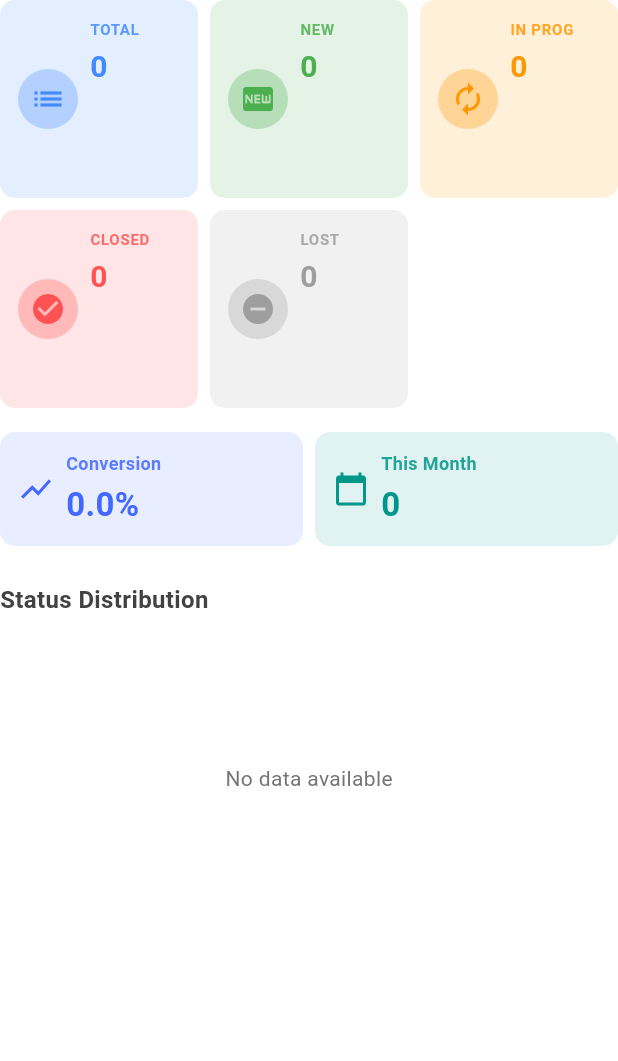
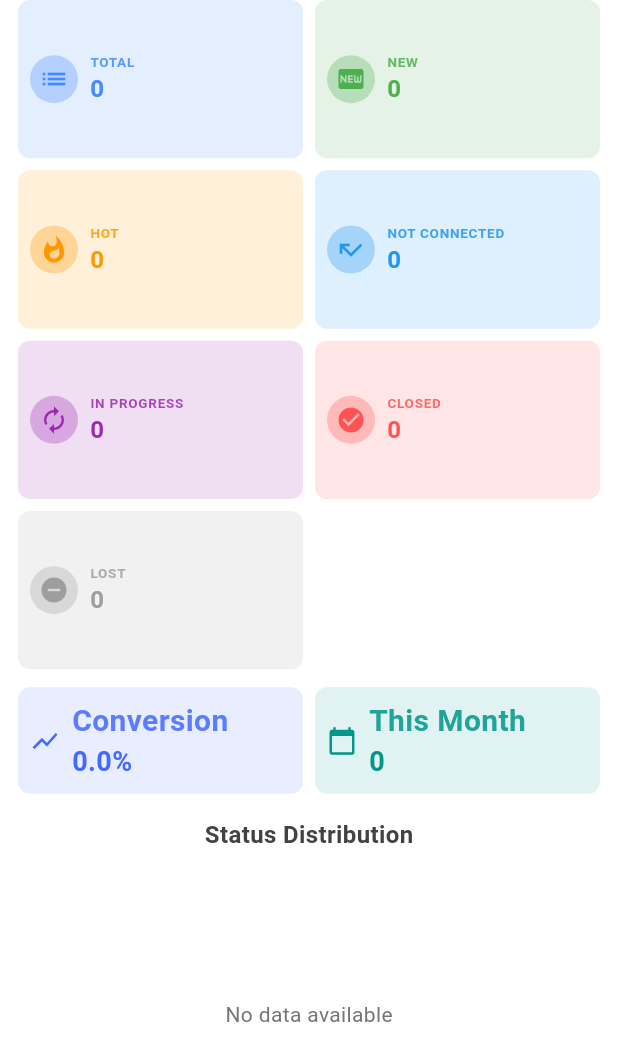
Before and after one commit to barjizdrxtx/acculead_sales, a Flutter app: what buildMetricsForLeads() shows on an empty page, opened directly, on a phone screen of 412 x 824 dp. Shown: the top 1061 px of the screen. Run offline on Flutter 3.47's test engine with Material 3 defaults, Android fonts, the phone set to English and light mode, and no system bars; our stand-ins replace country_picker, fl_chart, fluttertoast, permission_handler, shared_preferences; missing offline and left inert: call_log, flutter_phone_direct_caller; accounts and stored records are empty; network calls fail.

Commit message:
first commit

```diff
--- a/lib/dashboard/DashBoardPage.dart
+++ b/lib/dashboard/DashBoardPage.dart
@@ -90,7 +90,6 @@ class _DashboardPageState extends State<DashboardPage> {
               onRefresh: _loadLeads,
               child: SingleChildScrollView(
                 physics: const AlwaysScrollableScrollPhysics(),
-                padding: const EdgeInsets.all(16),
                 child: buildMetricsForLeads(leads),
               ),
             ),
--- a/lib/dashboard/Trends.dart
+++ b/lib/dashboard/Trends.dart
@@ -6,18 +6,31 @@ import 'package:fl_chart/fl_chart.dart';
 
 Widget buildMetricsForLeads(List<Map<String, dynamic>> leads) {
   int total = leads.length;
-  int nNew = 0, nProg = 0, nClosed = 0, nLost = 0, nThisMonth = 0;
+  int nNew = 0,
+      nHot = 0,
+      nNotConnected = 0,
+      nProg = 0,
+      nClosed = 0,
+      nLost = 0,
+      nThisMonth = 0;
 
   final now = DateTime.now();
   final monthStart = DateTime(now.year, now.month, 1);
+  final todayStr = DateFormat('yyyy-MM-dd').format(now);
 
   List<Map<String, dynamic>> followUpsToday = [];
 
   for (var lead in leads) {
-    final status = (lead['status'] ?? '') as String;
+    final status = (lead['status'] ?? '').toString().toLowerCase();
     switch (status) {
       case 'new':
         nNew++;
+        break;
+      case 'hot':
+        nHot++;
+        break;
+      case 'not connected':
+        nNotConnected++;
         break;
       case 'in progress':
         nProg++;
@@ -39,7 +52,6 @@ Widget buildMetricsForLeads(List<Map<String, dynamic>> leads) {
       nThisMonth++;
     }
 
-    final todayStr = DateFormat('yyyy-MM-dd').format(now);
     final followUpDate = lead['followUpDate']?.toString() ?? '';
     if (followUpDate.startsWith(todayStr)) {
       followUpsToday.add(lead);
@@ -47,28 +59,44 @@ Widget buildMetricsForLeads(List<Map<String, dynamic>> leads) {
   }
 
   final totDouble = total > 0 ? total.toDouble() : 1.0;
+
   final statusPercentages = [
     nNew / totDouble,
+    nHot / totDouble,
+    nNotConnected / totDouble,
     nProg / totDouble,
     nClosed / totDouble,
     nLost / totDouble,
   ];
-  final statusLabels = ['new', 'in progress', 'closed', 'lost'];
+  final statusLabels = [
+    'new',
+    'hot',
+    'not connected',
+    'in progress',
+    'closed',
+    'lost',
+  ];
   final statusColors = [
     Colors.green,
     Colors.orange,
+    Colors.blue,
+    Colors.purple,
     Colors.redAccent,
     Colors.grey,
   ];
+  final statusCounts = [nNew, nHot, nNotConnected, nProg, nClosed, nLost];
 
   final double conversionRate = total > 0 ? (nClosed / total) * 100 : 0.0;
 
-  return Column(
+  return Padding(
+    padding: const EdgeInsets.symmetric(horizontal: 12.0),
+    child: Column(
       crossAxisAlignment: CrossAxisAlignment.start,
       children: [
-      // Smaller stat cards in a 3-column grid
+        // Stat cards in a responsive grid with smaller height
         GridView.count(
-        crossAxisCount: 3,
+          crossAxisCount: 2,
+          childAspectRatio: 1.8, // makes each card shorter
           shrinkWrap: true,
           crossAxisSpacing: 8,
           mainAxisSpacing: 8,
@@ -80,12 +108,29 @@ Widget buildMetricsForLeads(List<Map<String, dynamic>> leads) {
               Icons.list,
               Colors.blueAccent,
             ),
-          _buildStatCard("New", nNew.toString(), Icons.fiber_new, Colors.green),
             _buildStatCard(
-            "In Prog",
+              "New",
+              nNew.toString(),
+              Icons.fiber_new,
+              Colors.green,
+            ),
+            _buildStatCard(
+              "Hot",
+              nHot.toString(),
+              Icons.whatshot,
+              Colors.orange,
+            ),
+            _buildStatCard(
+              "Not Connected",
+              nNotConnected.toString(),
+              Icons.call_missed,
+              Colors.blue,
+            ),
+            _buildStatCard(
+              "In Progress",
               nProg.toString(),
               Icons.autorenew,
-            Colors.orange,
+              Colors.purple,
             ),
             _buildStatCard(
               "Closed",
@@ -101,7 +146,7 @@ Widget buildMetricsForLeads(List<Map<String, dynamic>> leads) {
             ),
           ],
         ),
-      const SizedBox(height: 16),
+        const SizedBox(height: 12),
         Row(
           children: [
             Expanded(
@@ -123,8 +168,9 @@ Widget buildMetricsForLeads(List<Map<String, dynamic>> leads) {
             ),
           ],
         ),
-      const SizedBox(height: 24),
-      Text(
+        const SizedBox(height: 16),
+        Center(
+          child: Text(
             "Status Distribution",
             style: TextStyle(
               fontSize: 16,
@@ -132,15 +178,17 @@ Widget buildMetricsForLeads(List<Map<String, dynamic>> leads) {
               color: Colors.grey[800],
             ),
           ),
+        ),
         const SizedBox(height: 8),
-      StatusDistributon(statusPercentages, statusLabels, statusColors, [
-        nNew,
-        nProg,
-        nClosed,
-        nLost,
-      ]),
-      const SizedBox(height: 24),
+        StatusDistributon(
+          statusPercentages,
+          statusLabels,
+          statusColors,
+          statusCounts,
+        ),
+        const SizedBox(height: 16),
       ],
+    ),
   );
 }
 
@@ -148,35 +196,36 @@ Widget _buildStatCard(String title, String value, IconData icon, Color color) {
   return Container(
     decoration: BoxDecoration(
       color: color.withOpacity(0.15),
-      borderRadius: BorderRadius.circular(10),
+      borderRadius: BorderRadius.circular(8),
     ),
-    padding: const EdgeInsets.symmetric(vertical: 12, horizontal: 12),
+    padding: const EdgeInsets.symmetric(vertical: 8, horizontal: 8),
     child: Row(
       children: [
         CircleAvatar(
           backgroundColor: color.withOpacity(0.3),
-          radius: 20,
-          child: Icon(icon, color: color, size: 24),
+          radius: 16,
+          child: Icon(icon, color: color, size: 20),
         ),
         const SizedBox(width: 8),
         Expanded(
           child: Column(
             crossAxisAlignment: CrossAxisAlignment.start,
+            mainAxisAlignment:
+                MainAxisAlignment.center, // vertically center text
             children: [
               Text(
                 title.toUpperCase(),
                 style: TextStyle(
-                  fontSize: 10,
+                  fontSize: 9,
                   fontWeight: FontWeight.w600,
                   letterSpacing: 0.5,
                   color: color.withOpacity(0.85),
                 ),
               ),
-              const SizedBox(height: 4),
               Text(
                 value,
                 style: TextStyle(
-                  fontSize: 20,
+                  fontSize: 16,
                   fontWeight: FontWeight.bold,
                   color: color,
                 ),
@@ -198,30 +247,30 @@ Widget _buildMetricCard(
   return Container(
     decoration: BoxDecoration(
       color: color.withOpacity(0.12),
-      borderRadius: BorderRadius.circular(10),
+      borderRadius: BorderRadius.circular(8),
     ),
-    padding: const EdgeInsets.symmetric(vertical: 12, horizontal: 12),
+    padding: const EdgeInsets.symmetric(vertical: 8, horizontal: 8),
     child: Row(
       children: [
-        Icon(icon, color: color, size: 24),
+        Icon(icon, color: color, size: 20),
         const SizedBox(width: 8),
         Expanded(
           child: Column(
             crossAxisAlignment: CrossAxisAlignment.start,
+            mainAxisAlignment: MainAxisAlignment.center, // vertically center
             children: [
               Text(
                 title,
                 style: TextStyle(
-                  fontSize: 12,
+                  fontSize: 20,
                   fontWeight: FontWeight.w600,
                   color: color.withOpacity(0.85),
                 ),
               ),
-              const SizedBox(height: 4),
               Text(
                 value,
                 style: TextStyle(
-                  fontSize: 22,
+                  fontSize: 18,
                   fontWeight: FontWeight.bold,
                   color: color,
                 ),
```
Lines whose indentation alone changed are shown as unchanged.
